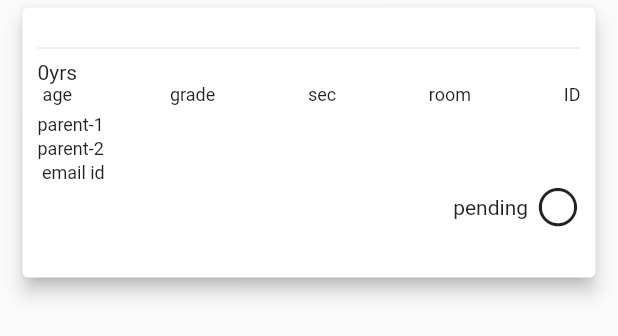
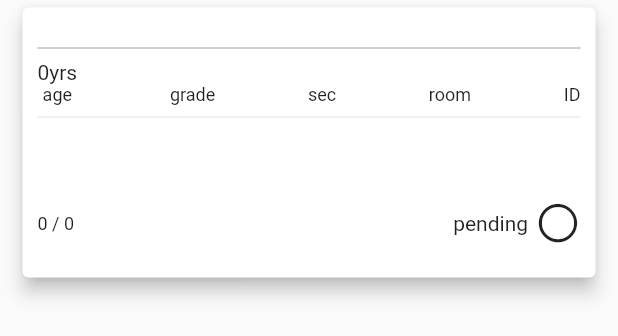
Before and after one commit to rajmohan1584/nool, a Flutter app: the StudentCard widget shown alone on an empty page, opened directly with empty values, on a phone screen of 412 x 824 dp. Shown: the top 336 px of the screen. Run offline on Flutter 3.47's test engine with Material 2 defaults, Android fonts, the phone set to English and light mode, and no system bars; our stand-ins replace csv, open_filex, pdf, printing; missing offline and left inert: excel, window_manager.

Commit message:
Final for windows

```diff
--- a/lib/student_card.dart
+++ b/lib/student_card.dart
@@ -4,8 +4,13 @@ import 'package:nool/model/student.dart';
 import 'package:nool/utils/text.dart';
 
 class StudentCard extends StatelessWidget {
-  const StudentCard({Key? key, required this.student, this.newStatus = ''})
+  const StudentCard(
+      {Key? key,
+      required this.cardCount,
+      required this.student,
+      this.newStatus = ''})
       : super(key: key);
+  final int cardCount;
   final Student student;
   final String newStatus;
 
@@ -35,6 +40,7 @@ class StudentCard extends StatelessWidget {
             fontWeight: FontWeight.bold,
             fontFamily: "Catamaran-VariableFont_wght",
           ));
+
       children.add(tamilName);
     }
 
@@ -42,7 +48,7 @@ class StudentCard extends StatelessWidget {
         overflow: TextOverflow.ellipsis,
         style: const TextStyle(fontSize: 16.0, fontWeight: FontWeight.bold));
     children.add(name);
-    children.add(const Divider());
+    children.add(const Divider(color: Colors.grey));
 
     Widget row2 = Row(
         crossAxisAlignment: CrossAxisAlignment.start,
@@ -55,22 +61,22 @@ class StudentCard extends StatelessWidget {
           TEXT.nameValue("ID", s.studentID),
         ]);
     children.add(row2);
-    children.add(const SizedBox(height: 5));
+    children.add(const Divider());
 
     Widget parentRow = Column(
         crossAxisAlignment: CrossAxisAlignment.start,
         mainAxisAlignment: MainAxisAlignment.spaceEvenly,
         children: <Widget>[
-          TEXT.nameValueRow("parent-1", s.parent1Name),
-          TEXT.nameValueRow("parent-2", s.parent2Name),
-          TEXT.nameValueRow(" email id", s.parentEmailId),
+          TEXT.valueText(s.parent1Name),
+          TEXT.valueText(s.parent2Name),
+          TEXT.valueText(s.parentEmailId),
         ]);
     children.add(parentRow);
 
     String status = s.status;
     if (newStatus.isNotEmpty) status = newStatus;
 
-    Widget statusRow = Row(
+    Widget wstatus = Row(
         crossAxisAlignment: CrossAxisAlignment.center,
         mainAxisAlignment: MainAxisAlignment.end,
         children: <Widget>[
@@ -78,8 +84,18 @@ class StudentCard extends StatelessWidget {
           const SizedBox(width: 5),
           NoolStatus.statusIcon(status),
         ]);
-    children.add(statusRow);
 
+    if (cardCount < 0) {
+      children.add(wstatus);
+    } else {
+      Widget count = TEXT.nameText("${s.cardIndex + 1} / $cardCount");
+      Widget statusRow = Row(
+        crossAxisAlignment: CrossAxisAlignment.center,
+        mainAxisAlignment: MainAxisAlignment.spaceBetween,
+        children: [count, wstatus],
+      );
+      children.add(statusRow);
+    }
     final dHt = isTamil ? 30.0 : 0.0;
 
     return SizedBox(
--- a/lib/student_detail.dart
+++ b/lib/student_detail.dart
@@ -71,7 +71,7 @@ class _StudentDetailState extends State<StudentDetail> {
 
   Widget buildBody() {
     return Column(children: [
-      StudentCard(student: widget.student, newStatus: status),
+      StudentCard(cardCount: -1, student: widget.student, newStatus: status),
       Container(
         margin: const EdgeInsets.all(30),
         decoration: BoxDecoration(
--- a/pubspec.yaml
+++ b/pubspec.yaml
@@ -45,6 +45,7 @@ dependencies:
   window_manager: ^0.2.7
   pdf: ^3.8.3
   printing: ^5.9.2
+  animate_icons: ^2.0.0
 
 dev_dependencies:
   flutter_test:
```
Also changed, not shown: lib/home.dart (+18 -5 lines), lib/model/student.dart (+13 -1 lines), pubspec.lock.
